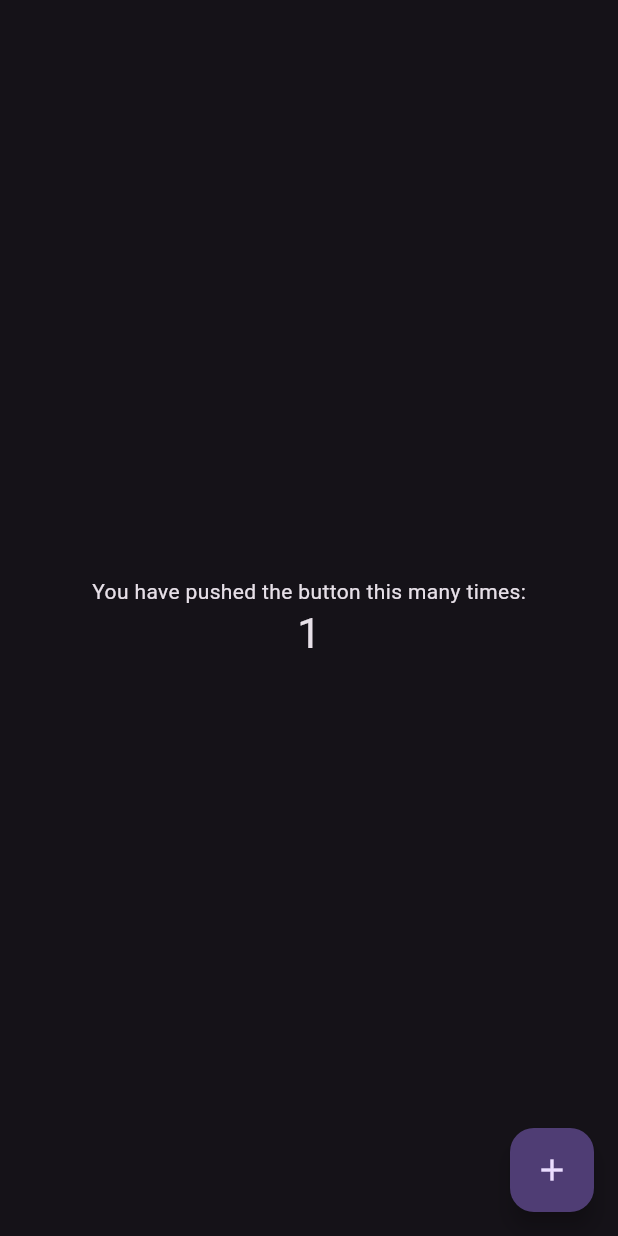
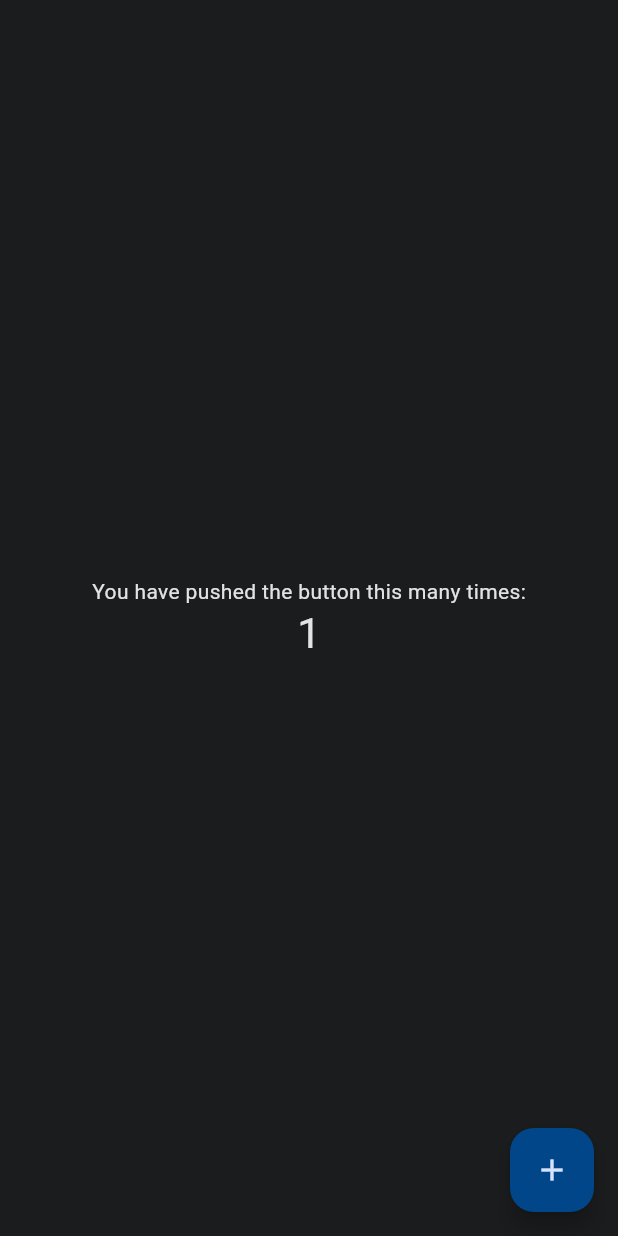
Before and after one commit to GusRodrigues86/unified-perf, a Flutter app: the screen it shows after launch, after a tap on the "add" icon, on a phone screen of 412 x 824 dp. Run offline on Flutter 3.47's test engine with Material 3 defaults, Android fonts, the phone set to English and light mode, and no system bars; our stand-ins replace flutter_riverpod, riverpod_annotation; generated files the repository leaves out were written again.

Commit message:
theming implementation

```diff
--- a/lib/main.dart
+++ b/lib/main.dart
@@ -1,7 +1,8 @@
 import 'package:flutter/material.dart';
+import 'package:flutter_riverpod/flutter_riverpod.dart';
 
 import 'src/app.dart';
 
 void main() {
-  runApp(const UnifiedPerfApp());
+  runApp(const ProviderScope(child: UnifiedPerfApp()));
 }
--- a/lib/src/app.dart
+++ b/lib/src/app.dart
@@ -1,19 +1,16 @@
 import 'package:flutter/material.dart';
+import 'package:flutter_riverpod/flutter_riverpod.dart';
 
-class UnifiedPerfApp extends StatelessWidget {
+import 'theme/theme.dart';
+
+class UnifiedPerfApp extends ConsumerWidget {
   const UnifiedPerfApp({super.key});
 
   @override
-  Widget build(BuildContext context) {
+  Widget build(BuildContext context, WidgetRef ref) {
     return MaterialApp(
       title: 'Flutter Demo',
-      theme: ThemeData(
-        colorScheme: ColorScheme.fromSeed(
-          seedColor: Colors.deepPurple,
-          brightness: Brightness.dark,
-        ),
-        useMaterial3: true,
-      ),
+      theme: ref.watch(themeProvider),
       home: const MyHomePage(title: 'Flutter Demo Home Page'),
     );
   }
--- a/pubspec.yaml
+++ b/pubspec.yaml
@@ -25,5 +25,5 @@ dev_dependencies:
 
 
 flutter:
-  generate: true
+  generate: true # false
   uses-material-design: true
```
Also changed, not shown: lib/src/theme/constants/constants.dart (+22 -6 lines), lib/src/theme/theme.dart (+83 -0 lines), lib/src/theme/theme.g.dart (added).
